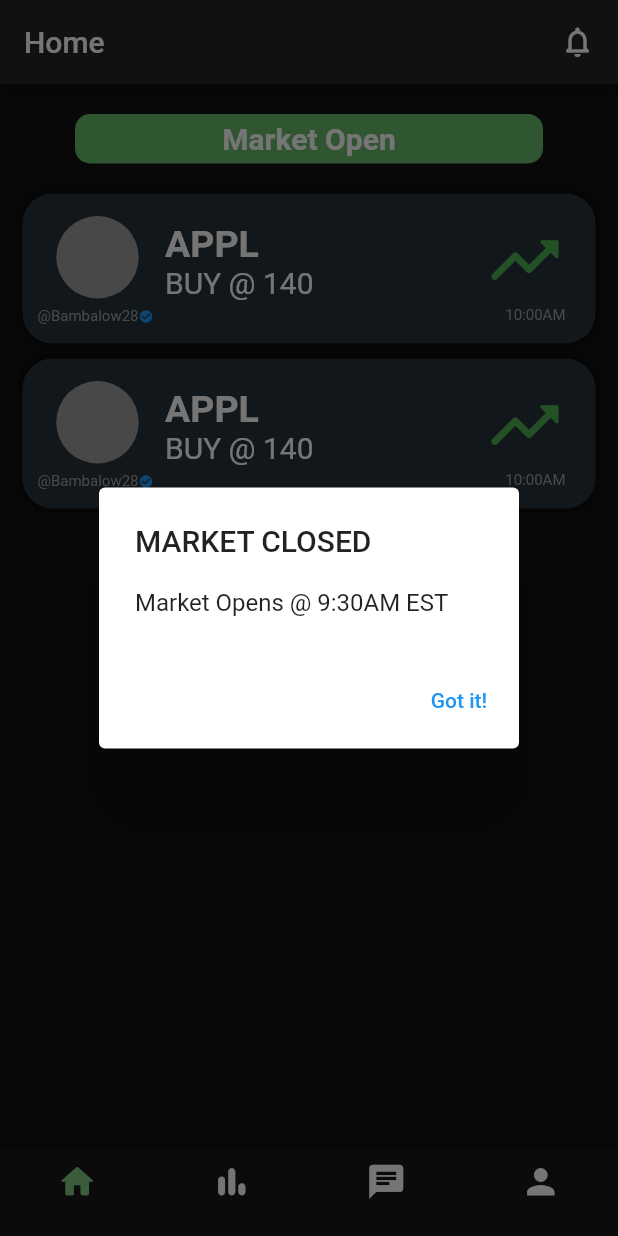
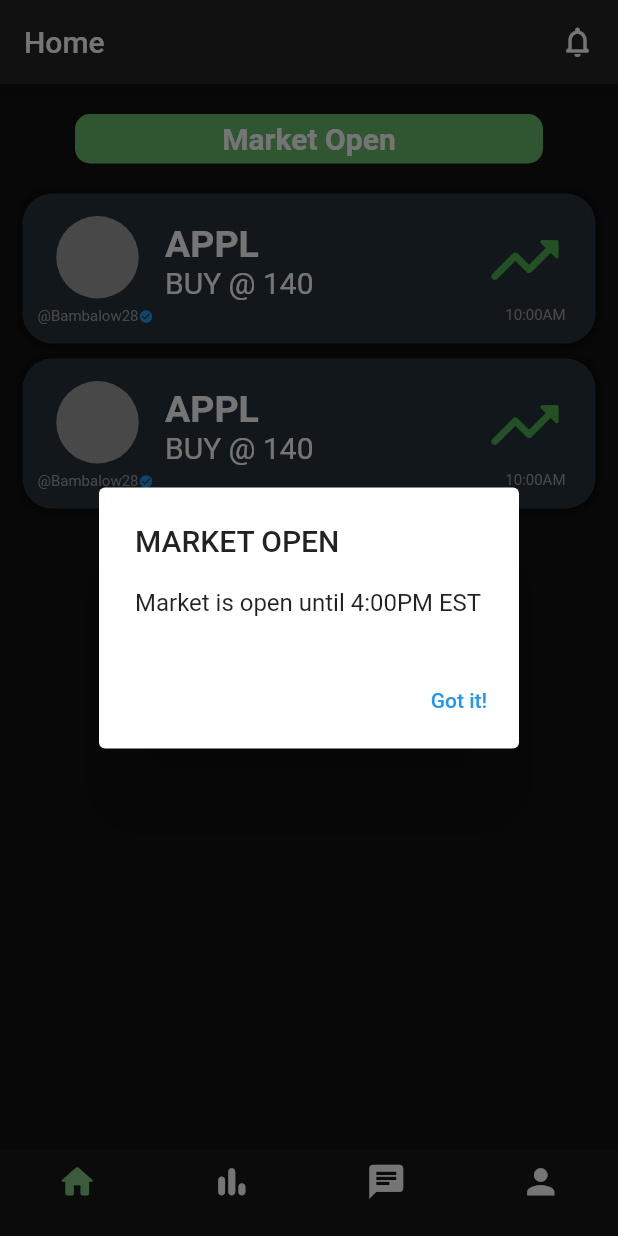
Before and after one commit to Bambalow28/StockMeUp, a Flutter app: the MainPage screen opened directly, after a tap on "Market Open", on a phone screen of 412 x 824 dp. Run offline on Flutter 3.47's test engine with Material 2 defaults, Android fonts, the phone set to English and light mode, and no system bars.

Commit message:
Changed alert dialog message to correspond market

```diff
--- a/lib/mainPages/home.dart
+++ b/lib/mainPages/home.dart
@@ -47,8 +47,10 @@ class _MainPage extends State<MainPage> {
         child: Text('Got it!'));
 
     AlertDialog marketClosedAlert = AlertDialog(
-      title: Text('MARKET CLOSED'),
-      content: Text("Market Opens @ 9:30AM EST"),
+      title: marketStatusCheck ? Text('MARKET OPEN') : Text('MARKET CLOSED'),
+      content: marketStatusCheck
+          ? Text('Market is open until 4:00PM EST')
+          : Text('Market Opens @ 9:30AM EST'),
       actions: [okBtn],
     );
 
```
